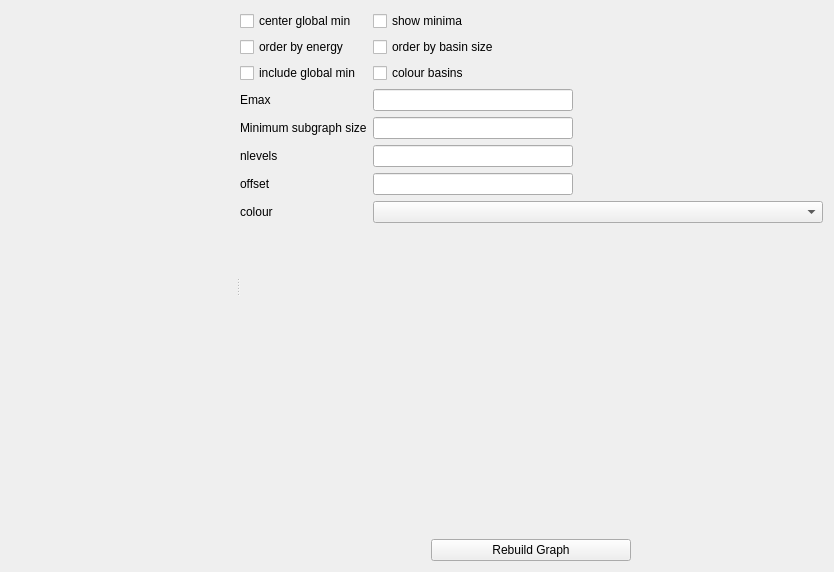
Above: pygmin/gui/ui/dgraph_browser.ui from pele-python/pele before the change. Below: the same form after it.
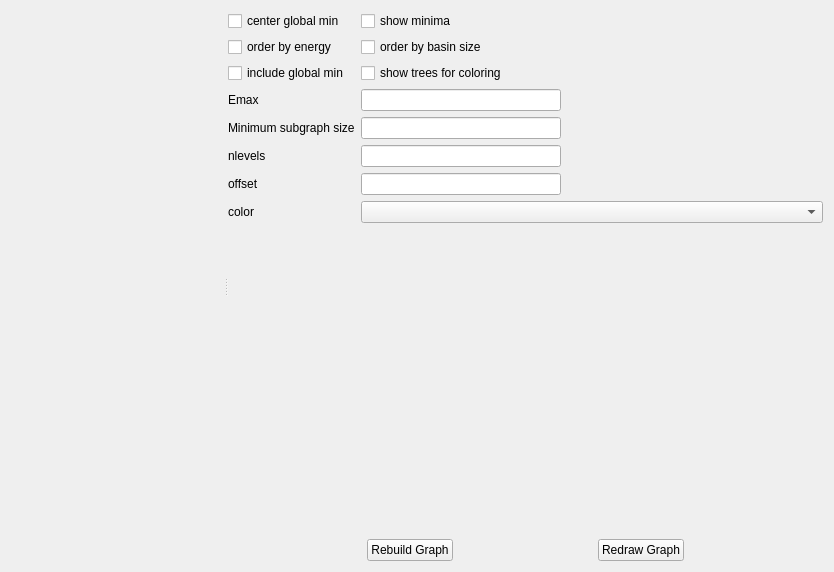
That is the form after the change. Custom widgets are drawn as their Qt base class.

Commit message: Change how d-graph line coloring is done

Diff of the .ui file:
```diff
--- a/pygmin/gui/ui/dgraph_browser.ui
+++ b/pygmin/gui/ui/dgraph_browser.ui
@@ -87,7 +87,7 @@
             <bool>true</bool>
            </property>
            <property name="text">
-            <string>colour basins</string>
+            <string>show trees for coloring</string>
            </property>
           </widget>
          </item>
@@ -171,7 +171,7 @@
          <item row="7" column="0">
           <widget class="QLabel" name="label_5">
            <property name="text">
-            <string>colour</string>
+            <string>color</string>
            </property>
           </widget>
          </item>
@@ -201,14 +201,14 @@
          <item row="0" column="0">
           <widget class="QPushButton" name="btnRebuild">
            <property name="sizePolicy">
-            <sizepolicy hsizetype="Preferred" vsizetype="Minimum">
+            <sizepolicy hsizetype="Maximum" vsizetype="Minimum">
              <horstretch>0</horstretch>
              <verstretch>0</verstretch>
             </sizepolicy>
            </property>
            <property name="maximumSize">
             <size>
-             <width>200</width>
+             <width>16777215</width>
              <height>16777215</height>
             </size>
            </property>
@@ -217,6 +217,22 @@
            </property>
           </widget>
          </item>
+         <item row="0" column="1">
+          <widget class="QPushButton" name="btnRedraw">
+           <property name="sizePolicy">
+            <sizepolicy hsizetype="Maximum" vsizetype="Minimum">
+             <horstretch>0</horstretch>
+             <verstretch>0</verstretch>
+            </sizepolicy>
+           </property>
+           <property name="toolTip">
+            <string>&lt;html&gt;&lt;head/&gt;&lt;body&gt;&lt;p&gt;redraw the graph without rebuilding&lt;/p&gt;&lt;/body&gt;&lt;/html&gt;</string>
+           </property>
+           <property name="text">
+            <string>Redraw Graph</string>
+           </property>
+          </widget>
+         </item>
         </layout>
        </item>
       </layout>
```
Left out of the diff: 9 changed lines with no effect on the pictures. The commit also changes 3 other files.
